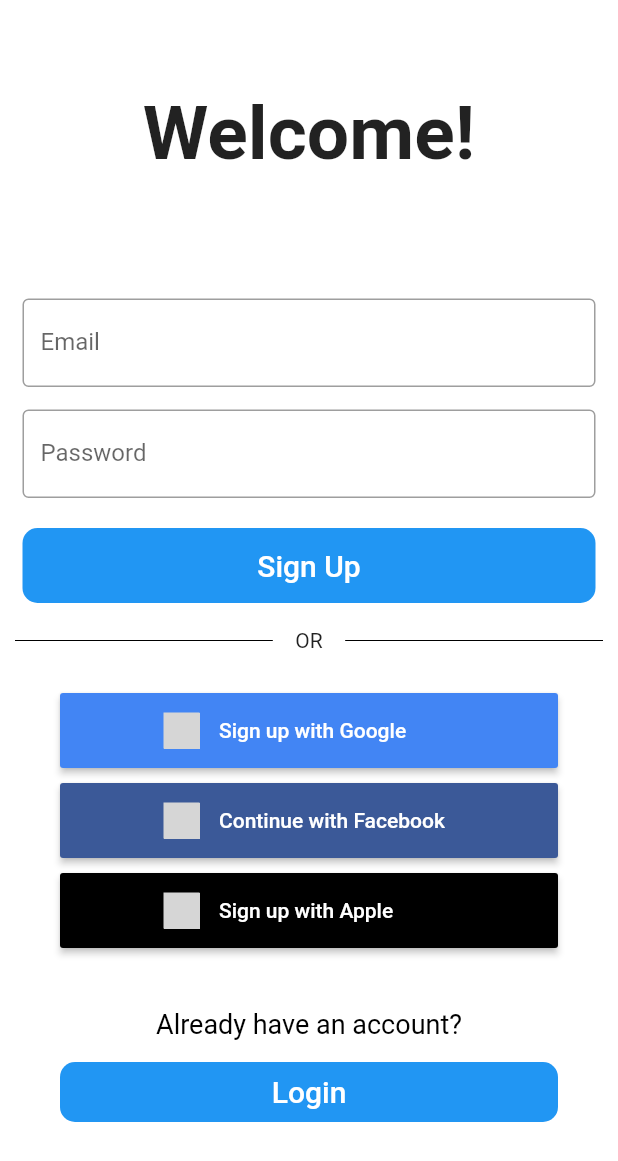
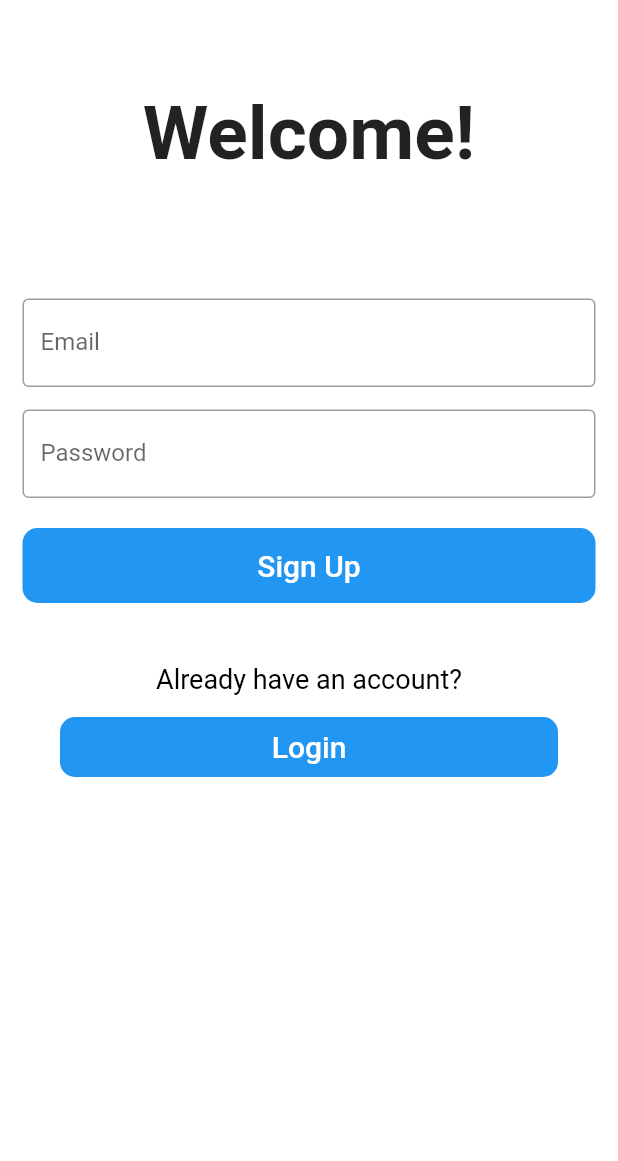
Before and after one commit to BPATHAK10/APMA-Mobile-App, a Flutter app: the SignUpScreen screen opened directly, on a phone screen of 412 x 824 dp. Shown: the top 1161 px of the screen. Run offline on Flutter 3.47's test engine with Material 2 defaults, Android fonts, the phone set to English and light mode, and no system bars; our stand-ins replace flutter_signin_button, hive, hive_flutter, multi_select_flutter, table_calendar; accounts and stored records are empty; grey boxes are pictures that could not be loaded.

Commit message:
removed google/facebook/apple sign up

```diff
--- a/apma/lib/screens/settings_screen.dart
+++ b/apma/lib/screens/settings_screen.dart
@@ -37,12 +37,12 @@
 
               ],
             ),
-            ExpansionTile(
-              title: Text('Security'),
-              children: [
+            // ExpansionTile(
+            //   title: Text('Security'),
+            //   children: [
 
-              ],
-            ),
+            //   ],
+            // ),
 
             ExpansionTile(
               title: Text('Terms of Use'),
--- a/apma/lib/screens/signup_screen.dart
+++ b/apma/lib/screens/signup_screen.dart
@@ -109,62 +109,62 @@
                 ),
               ),
             ),
-            Row(
-              children: <Widget>[
-                Expanded(
-                  child: Container(
-                    margin: const EdgeInsets.only(left: 10.0, right: 15.0),
-                    child: const Divider(
-                      color: Colors.black,
-                      height: 50,
-                    )
-                  ),
-                ),
+            // Row(
+            //   children: <Widget>[
+            //     Expanded(
+            //       child: Container(
+            //         margin: const EdgeInsets.only(left: 10.0, right: 15.0),
+            //         child: const Divider(
+            //           color: Colors.black,
+            //           height: 50,
+            //         )
+            //       ),
+            //     ),
 
-                const Text("OR"),
+            //     const Text("OR"),
 
-                Expanded(
-                  child: Container(
-                    margin: const EdgeInsets.only(left: 15.0, right: 10.0),
-                    child: const Divider(
-                      color: Colors.black,
-                      height: 50,
-                    )
-                  ),
-                ),
-              ]
-            ),
-            Container(
-              height: 50,
-              width: MediaQuery. of(context). size. width-80,
-              margin: const EdgeInsets.only(top: 10),
-              child: SignInButton(
-                Buttons.GoogleDark,
-                onPressed: () {},
-                text: "Sign up with Google",
-              ),
-            ),
-            Container(
-              height: 50,
-              width: MediaQuery. of(context). size. width-80,
-              margin: const EdgeInsets.only(top: 10),
+            //     Expanded(
+            //       child: Container(
+            //         margin: const EdgeInsets.only(left: 15.0, right: 10.0),
+            //         child: const Divider(
+            //           color: Colors.black,
+            //           height: 50,
+            //         )
+            //       ),
+            //     ),
+            //   ]
+            // ),
+            // Container(
+            //   height: 50,
+            //   width: MediaQuery. of(context). size. width-80,
+            //   margin: const EdgeInsets.only(top: 10),
+            //   child: SignInButton(
+            //     Buttons.GoogleDark,
+            //     onPressed: () {},
+            //     text: "Sign up with Google",
+            //   ),
+            // ),
+            // Container(
+            //   height: 50,
+            //   width: MediaQuery. of(context). size. width-80,
+            //   margin: const EdgeInsets.only(top: 10),
 
-              child: SignInButton(
-                Buttons.Facebook,
-                onPressed: () {},
-                text: "Continue with Facebook"
-              ),
-            ),
-            Container(
-              height: 50,
-              width: MediaQuery. of(context). size. width-80,
-              margin: const EdgeInsets.only(top: 10),
-              child: SignInButton(
-                Buttons.AppleDark,
-                onPressed: () {},
-                text: "Sign up with Apple"
-              ),
-            ),
+            //   child: SignInButton(
+            //     Buttons.Facebook,
+            //     onPressed: () {},
+            //     text: "Continue with Facebook"
+            //   ),
+            // ),
+            // Container(
+            //   height: 50,
+            //   width: MediaQuery. of(context). size. width-80,
+            //   margin: const EdgeInsets.only(top: 10),
+            //   child: SignInButton(
+            //     Buttons.AppleDark,
+            //     onPressed: () {},
+            //     text: "Sign up with Apple"
+            //   ),
+            // ),
             const SizedBox(height: 30,),
             const Padding(
                 padding: EdgeInsets.all(10.0),
```
